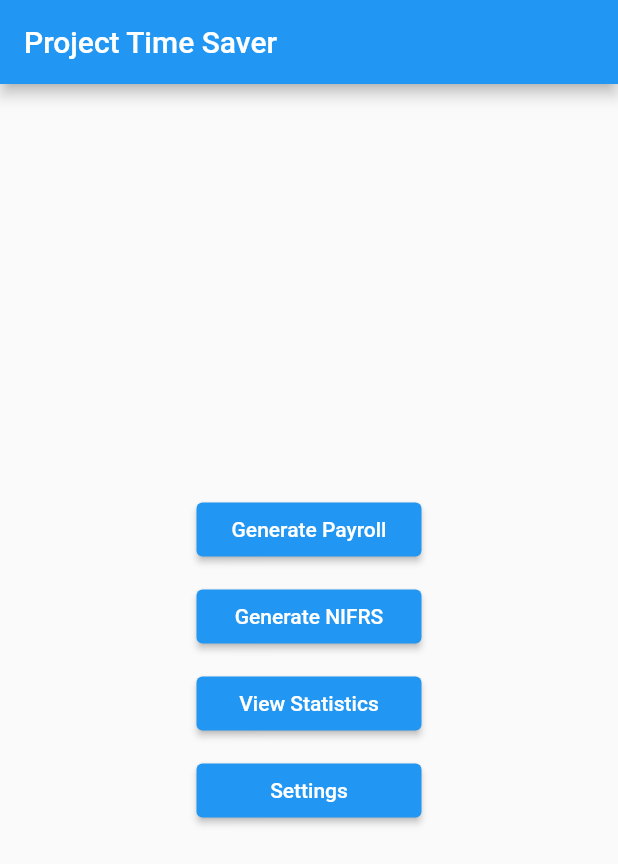
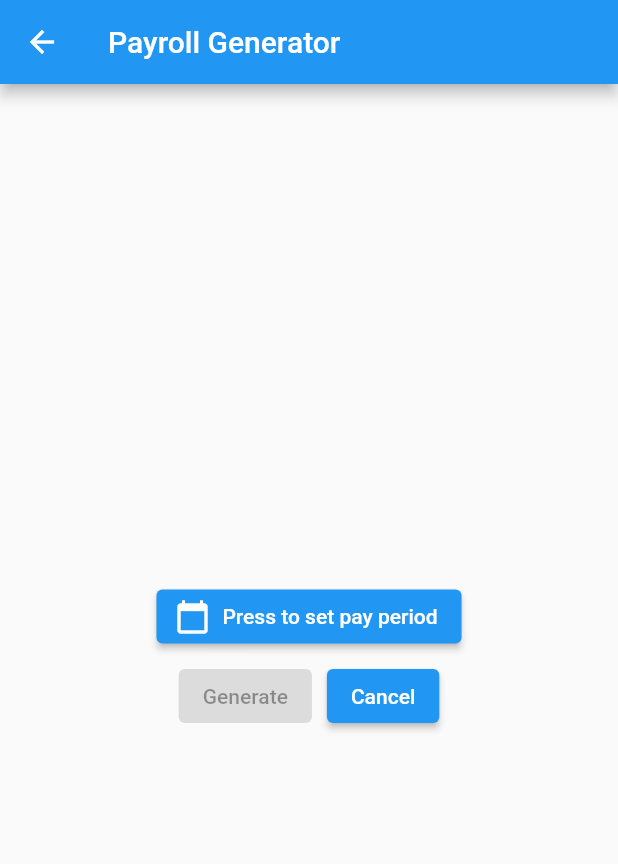
Before and after one commit to brocksmall22/project-timesaver, a Flutter app: the screen it shows after launch, after a tap on "Generate Payroll", on a phone screen of 412 x 824 dp. Shown: the top 864 px of the screen. Run offline on Flutter 3.47's test engine with Material 2 defaults, Android fonts, the light colour scheme and no system bars.

Commit message:
Adds payroll UI, mostly complete Disables all nonfunctional UI elements

```diff
--- a/lib/main.dart
+++ b/lib/main.dart
@@ -1,4 +1,5 @@
 import 'package:flutter/material.dart';
+import 'payroll.dart';
 
 void main() {
   runApp(const MyApp());
@@ -13,42 +14,15 @@
     return MaterialApp(
       title: 'Project Time Saver',
       theme: ThemeData(
-        // This is the theme of your application.
-        //
-        // Try running your application with "flutter run". You'll see the
-        // application has a blue toolbar. Then, without quitting the app, try
-        // changing the primarySwatch below to Colors.green and then invoke
-        // "hot reload" (press "r" in the console where you ran "flutter run",
-        // or simply save your changes to "hot reload" in a Flutter IDE).
-        // Notice that the counter didn't reset back to zero; the application
-        // is not restarted.
         primarySwatch: Colors.blue,
       ),
-      home: const MyHomePage(title: 'Project Time Saver'),
+      home: const MainPage(),
     );
   }
 }
 
-class MyHomePage extends StatefulWidget {
-  const MyHomePage({Key? key, required this.title}) : super(key: key);
-
-  // This widget is the home page of your application. It is stateful, meaning
-  // that it has a State object (defined below) that contains fields that affect
-  // how it looks.
-
-  // This class is the configuration for the state. It holds the values (in this
-  // case the title) provided by the parent (in this case the App widget) and
-  // used by the build method of the State. Fields in a Widget subclass are
-  // always marked "final".
-
-  final String title;
-
-  @override
-  State<MyHomePage> createState() => _MyHomePageState();
-}
-
-class _MyHomePageState extends State<MyHomePage> {
-  void _empty() {}
+class MainPage extends StatelessWidget {
+  const MainPage({Key? key}) : super(key: key);
 
   @override
   Widget build(BuildContext context) {
@@ -62,7 +36,7 @@
       appBar: AppBar(
         // Here we take the value from the MyHomePage object that was created by
         // the App.build method, and use it to set our appbar title.
-        title: Text(widget.title),
+        title: const Text("Project Time Saver"),
       ),
       body: Center(
         // Center is a layout widget. It takes a single child and positions it
@@ -84,36 +58,51 @@
           // horizontal).
           mainAxisAlignment: MainAxisAlignment.center,
           children: <Widget>[
-            Padding(
-                padding: const EdgeInsets.all(5),
-                child: SizedBox(
-                    width: 150,
-                    child: ElevatedButton(
-                        onPressed: _empty,
-                        child: const Text("Generate Payroll")))),
-            Padding(
-                padding: const EdgeInsets.all(5),
-                child: SizedBox(
-                    width: 150,
-                    child: ElevatedButton(
-                        onPressed: _empty,
-                        child: const Text("Generate NIFRS")))),
-            Padding(
-                padding: const EdgeInsets.all(5),
-                child: SizedBox(
-                    width: 150,
-                    child: ElevatedButton(
-                        onPressed: _empty,
-                        child: const Text("View Statistics")))),
-            Padding(
-                padding: const EdgeInsets.all(5),
-                child: SizedBox(
-                    width: 150,
-                    child: ElevatedButton(
-                        onPressed: _empty, child: const Text("Settings")))),
+            _payrollButton(context),
+            _NIFRSButton(context),
+            _statsButton(context),
+            _settingsButton(context)
           ],
         ),
       ), // This trailing comma makes auto-formatting nicer for build methods.
     );
   }
+
+  Widget _payrollButton(BuildContext context) {
+    return Padding(
+        padding: const EdgeInsets.all(5),
+        child: SizedBox(
+            width: 150,
+            child: ElevatedButton(
+                onPressed: () => Navigator.push(context,
+                    MaterialPageRoute(builder: (context) => PayrollUI())),
+                child: const Text("Generate Payroll"))));
+  }
+
+  Widget _NIFRSButton(BuildContext context) {
+    return Padding(
+        padding: const EdgeInsets.all(5),
+        child: SizedBox(
+            width: 150,
+            child: ElevatedButton(
+                onPressed: null, child: const Text("Generate NIFRS"))));
+  }
+
+  Widget _statsButton(BuildContext context) {
+    return Padding(
+        padding: const EdgeInsets.all(5),
+        child: SizedBox(
+            width: 150,
+            child: ElevatedButton(
+                onPressed: null, child: const Text("View Statistics"))));
+  }
+
+  Widget _settingsButton(BuildContext context) {
+    return Padding(
+        padding: const EdgeInsets.all(5),
+        child: SizedBox(
+            width: 150,
+            child: ElevatedButton(
+                onPressed: null, child: const Text("Settings"))));
+  }
 }
--- /dev/null
+++ b/lib/payroll.dart
@@ -0,0 +1,145 @@
+import 'package:flutter/material.dart';
+import 'package:intl/intl.dart';
+
+class PayrollUI extends StatefulWidget {
+  const PayrollUI({Key? key}) : super(key: key);
+
+  @override
+  State<PayrollUI> createState() => _PayrollUIState();
+}
+
+class _PayrollUIState extends State<PayrollUI> {
+  //TODO: Add code for error messages. Cannot be properly implemented until the REST API is complete
+  DateTimeRange _dates =
+      DateTimeRange(start: DateTime.now(), end: DateTime.now());
+  bool _hasDates = false;
+
+  Future<bool> _submitToPython() async {
+    //TODO: add the code to connect python and flutter. Cannot be properly implemented until the REST API is complete
+    await Future.delayed(const Duration(seconds: 1));
+    print("It works!");
+    return true;
+  }
+
+  void _checkDates() {
+    if (_dates.duration.inDays == 0) {
+      _hasDates = false;
+    } else {
+      _hasDates = true;
+    }
+  }
+
+  String _getDateRange() {
+    if (_dates.duration.inDays == 0) {
+      return "Press to set pay period";
+    } else {
+      DateFormat format = DateFormat("MM-dd-yyyy");
+      DateTime start = _dates.start;
+      DateTime end = _dates.end;
+      return "Selected: " + format.format(start) + " - " + format.format(end);
+    }
+  }
+
+  @override
+  Widget build(BuildContext context) {
+    return Scaffold(
+        appBar: AppBar(
+          title: const Text("Payroll Generator"),
+        ),
+        body: Column(
+          mainAxisAlignment: MainAxisAlignment.center,
+          children: <Widget>[
+            _getDate(context),
+            Row(
+              mainAxisAlignment: MainAxisAlignment.center,
+              children: [
+                Padding(
+                  padding: const EdgeInsets.all(5),
+                  child: _generatePayroll(context),
+                ),
+                Padding(
+                  padding: const EdgeInsets.all(5),
+                  child: _cancel(context),
+                )
+              ],
+            ),
+          ],
+        ));
+  }
+
+  Widget _getDate(BuildContext context) {
+    return ConstrainedBox(
+      constraints: const BoxConstraints(maxWidth: 300),
+      child: ElevatedButton.icon(
+          icon: const Icon(Icons.calendar_today),
+          label: Text(_getDateRange()),
+          onPressed: () async {
+            _dates = (await showDateRangePicker(
+                context: context,
+                builder: (context, child) {
+                  return Center(
+                    child: ListView(
+                      shrinkWrap: true,
+                      children: [
+                        Center(
+                          child: ConstrainedBox(
+                            constraints: const BoxConstraints(
+                                maxWidth: 400, maxHeight: 630),
+                            child: child,
+                          ),
+                        )
+                      ],
+                    ),
+                  );
+                },
+                initialDateRange: DateTimeRange(
+                    start: DateTime.now().subtract(const Duration(days: 14)),
+                    end: DateTime.now()),
+                firstDate: DateTime(DateTime.now().year - 1),
+                lastDate: DateTime(DateTime.now().year + 1)))!;
+            _checkDates();
+            setState(() {});
+          }),
+    );
+  }
+
+  Widget _generatePayroll(BuildContext context) {
+    return ElevatedButton(
+        onPressed: _hasDates
+            ? () async => ({
+                  ScaffoldMessenger.of(context).showSnackBar(const SnackBar(
+                      content: Text("Generating, please wait..."))),
+                  if (await _submitToPython() == true)
+                    {
+                      ScaffoldMessenger.of(context).clearSnackBars(),
+                      ScaffoldMessenger.of(context).showSnackBar(
+                        SnackBar(
+                            content: const Text("Payroll generated!"),
+                            backgroundColor: Colors.green,
+                            action: SnackBarAction(
+                              label: "Open file",
+                              onPressed: () => {
+                                //TODO: Code for opening the file
+                              },
+                              textColor: Colors.white,
+                            )),
+                      )
+                    }
+                  else
+                    {
+                      ScaffoldMessenger.of(context).clearSnackBars(),
+                      ScaffoldMessenger.of(context).showSnackBar(const SnackBar(
+                        content: Text("Payroll was not generated!"),
+                        backgroundColor: Colors.red,
+                      ))
+                    }
+                })
+            : null,
+        child: const Text("Generate"));
+  }
+
+  Widget _cancel(BuildContext context) {
+    return ElevatedButton(
+        onPressed: () => Navigator.pop(context), child: const Text("Cancel"));
+  }
+}
--- a/pubspec.yaml
+++ b/pubspec.yaml
@@ -34,6 +34,7 @@ dependencies:
   # The following adds the Cupertino Icons font to your application.
   # Use with the CupertinoIcons class for iOS style icons.
   cupertino_icons: ^1.0.2
+  intl: ^0.17.0
 
 dev_dependencies:
   flutter_test:
```
Also changed, not shown: pubspec.lock.
